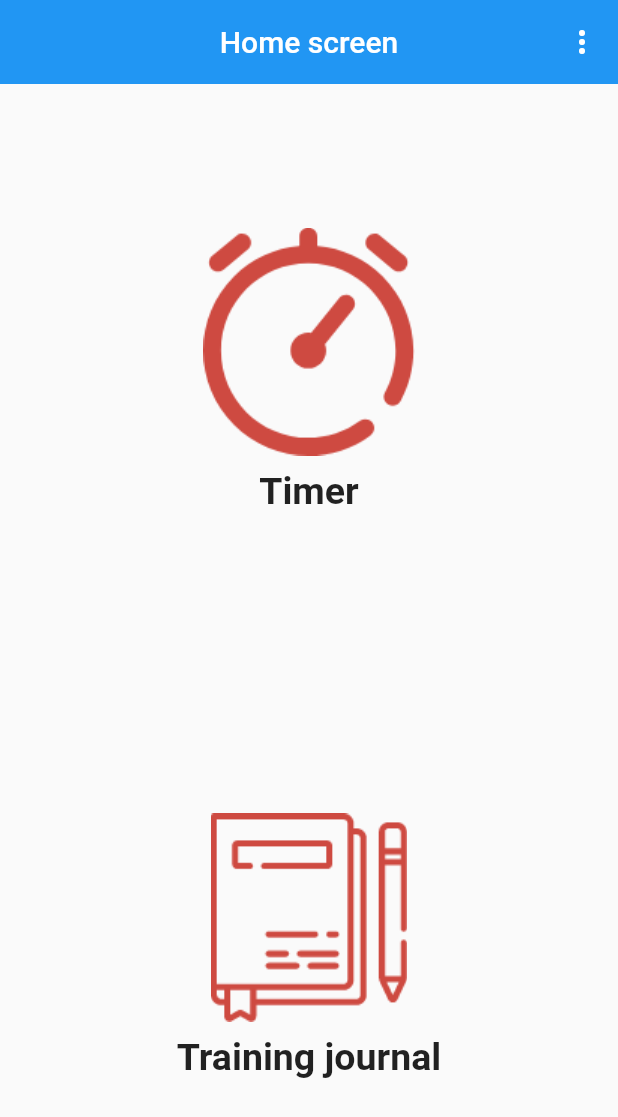
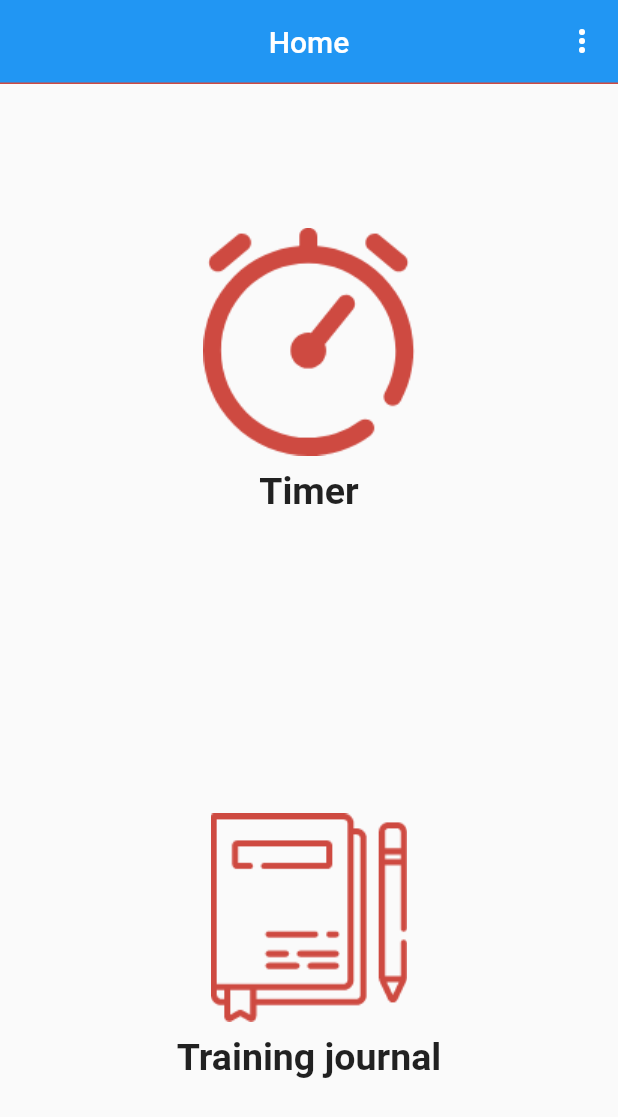
Before and after one commit to greendo/time_to_fit, a Flutter app: the screen it shows after launch, on a phone screen of 412 x 824 dp. Shown: the top 1117 px of the screen. Run offline on Flutter 3.47's test engine with Material 2 defaults, Android fonts, the light colour scheme and no system bars.

Commit message:
1st screen rdy

```diff
--- a/lib/style/style.dart
+++ b/lib/style/style.dart
@@ -3,10 +3,12 @@ import 'package:flutter/material.dart';
 abstract class C {
   static const buttonPrimary = Color.fromRGBO(255, 140, 26, 0.6);
   static const buttonArrow = Color.fromRGBO(230, 115, 0, 1);
+
+  static const appBar = Color.fromRGBO(206, 74, 65, 1);
 }
 
 abstract class T {
   static const homeText =
       TextStyle(fontWeight: FontWeight.bold, fontSize: 25.0);
-  static const margin = EdgeInsets.all(9);
+  static const homeTextMargin = EdgeInsets.all(9);
 }
--- /dev/null
+++ b/lib/ui/elements/app_bar.dart
@@ -0,0 +1,54 @@
+import 'package:flutter/cupertino.dart';
+import 'package:flutter/material.dart';
+import 'package:time_to_fit/style/style.dart';
+
+abstract class CustomAppBar extends StatelessWidget
+    implements PreferredSizeWidget {
+  const CustomAppBar({Key key}) : super(key: key);
+
+  factory CustomAppBar.home() => _Home();
+}
+
+class _Home extends CustomAppBar {
+  @override
+  Widget build(BuildContext context) => AppBar(
+      elevation: 0.0,
+      centerTitle: true,
+      title: SafeArea(
+        child: Text('Home'),
+      ),
+      actions: <Widget>[
+        IconButton(
+            icon: Icon(
+              Icons.more_vert,
+            ),
+            onPressed: () {}),
+      ],
+      bottom: PreferredSize(
+          child: Container(
+            color: C.appBar,
+            height: 1.0,
+          ),
+          preferredSize: preferredSize));
+
+  @override
+  final Size preferredSize = const Size.fromHeight(kToolbarHeight);
+}
+
+class _Timer extends CustomAppBar {
+  @override
+  Widget build(BuildContext context) => AppBar(
+        elevation: 0.0,
+        centerTitle: true,
+        leading: IconButton(
+          icon: Icon(Icons.arrow_back_ios),
+          onPressed: () => Navigator.of(context).pop(),
+        ),
+        title: SafeArea(
+          child: Text('Timer'),
+        ),
+      );
+
+  @override
+  final Size preferredSize = const Size.fromHeight(kToolbarHeight);
+}
--- a/lib/ui/elements/buttons.dart
+++ b/lib/ui/elements/buttons.dart
@@ -7,7 +7,7 @@ abstract class Button extends StatelessWidget {
 
   factory Button.timer() => _Timer();
 
-  factory Button.calendar() => _Calendar();
+  factory Button.journal() => _Journal();
 }
 
 class _Timer extends Button {
@@ -15,18 +15,20 @@ class _Timer extends Button {
   Widget build(BuildContext context) => Column(
         children: <Widget>[
           Image.asset('assets/images/stopwatch.png'),
-          Container(margin: T.margin, child: Text('Timer', style: T.homeText)),
+          Container(
+              margin: T.homeTextMargin,
+              child: Text('Timer', style: T.homeText)),
         ],
       );
 }
 
-class _Calendar extends Button {
+class _Journal extends Button {
   @override
   Widget build(BuildContext context) => Column(
         children: <Widget>[
           Image.asset('assets/images/agendas.png'),
           Container(
-            margin: T.margin,
+            margin: T.homeTextMargin,
             child: Text('Training journal', style: T.homeText),
           )
         ],
--- a/lib/ui/screens/home/phone_layout.dart
+++ b/lib/ui/screens/home/phone_layout.dart
@@ -1,3 +1,4 @@
+import 'package:time_to_fit/ui/elements/app_bar.dart';
 import 'package:time_to_fit/ui/elements/buttons.dart';
 import 'package:flutter/cupertino.dart';
 import 'package:flutter/material.dart';
@@ -5,24 +6,11 @@ import 'package:flutter/material.dart';
 class HomePhoneLayout extends StatelessWidget {
   @override
   Widget build(BuildContext context) => Scaffold(
-      appBar: AppBar(
-        elevation: 0.0,
-        centerTitle: true,
-        title: SafeArea(
-          child: Text('Home screen'),
-        ),
-        actions: <Widget>[
-          IconButton(
-              icon: Icon(
-                Icons.more_vert,
-              ),
-              onPressed: () {}),
-        ],
-      ),
+      appBar: CustomAppBar.home(),
       body: Center(
         child: Column(
           mainAxisAlignment: MainAxisAlignment.spaceAround,
-          children: <Widget>[Button.timer(), Button.calendar()],
+          children: <Widget>[Button.timer(), Button.journal()],
         ),
       ));
 }
```
